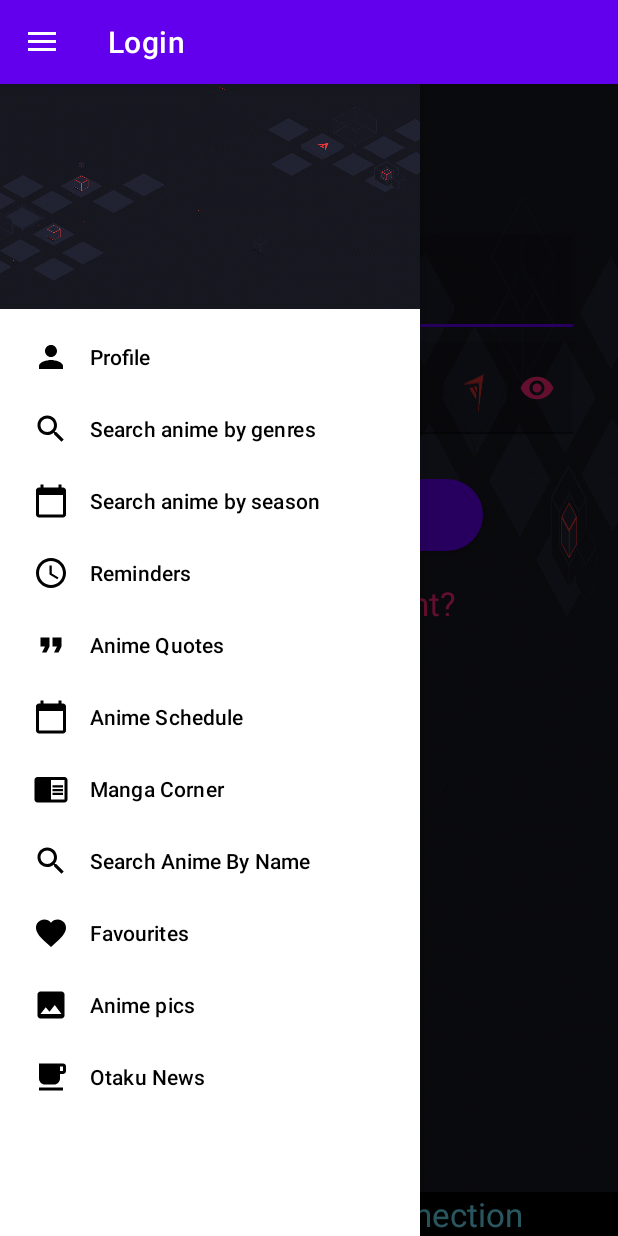
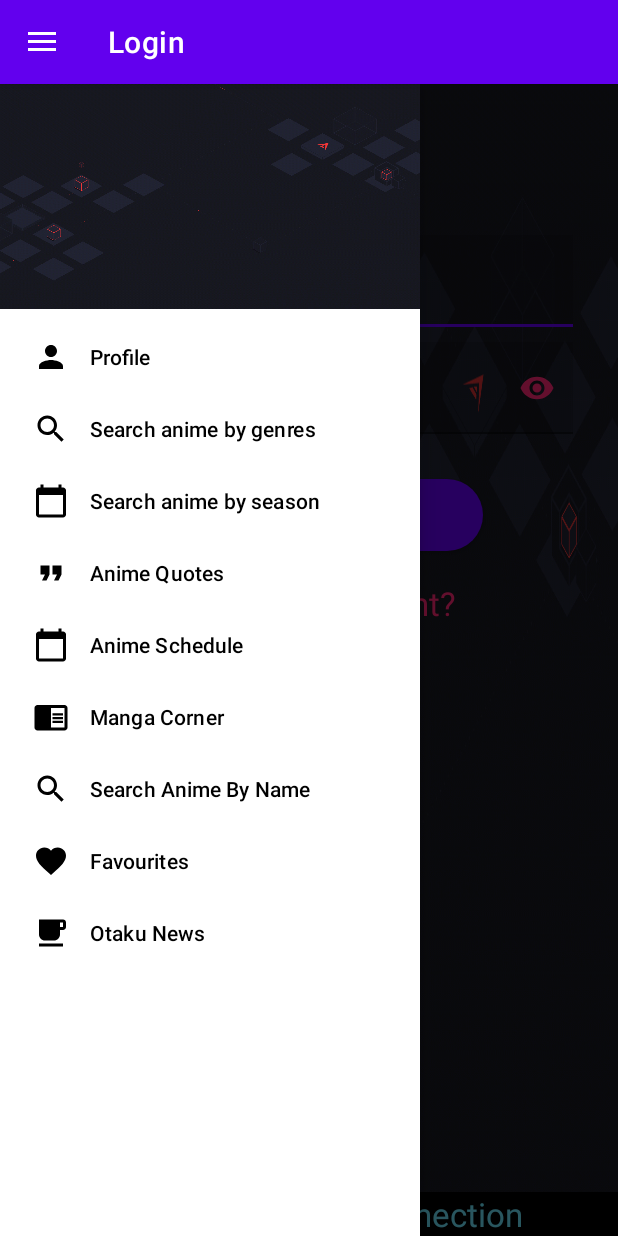
Before and after one commit to axat0081/IsThisAHangout, an Android app: the screen it shows after launch (MainActivity), with the side drawer open, on a phone screen of 412 x 824 dp. Run offline under Robolectric (Android 15) with nearby library versions, the phone set to English and light mode, and no system bars; our stand-ins replace CircleImageView, Dagger/Hilt's generated code, Firebase (no records; nobody signed in at launch, a user with empty details on screens opened directly), navigation-ui; libraries missing offline, so code that uses them is left out: com.vanniktech.emoji; pictures from the network do not load; 3 statements that could not run were skipped.

Commit message:
Removed extra code and added final touches

```diff
--- a/app/src/main/res/menu/nav_drawer.xml
+++ b/app/src/main/res/menu/nav_drawer.xml
@@ -14,11 +14,11 @@
         android:id="@+id/animeSeasonFragment2"
         android:icon="@drawable/calender"
         android:title="Search anime by season" />
-    <item
-        android:id="@+id/remindersFragment"
-        android:icon="@drawable/reminders"
-        android:iconTint="@color/mypink"
-        android:title="Reminders" />
+<!--    <item-->
+<!--        android:id="@+id/remindersFragment"-->
+<!--        android:icon="@drawable/reminders"-->
+<!--        android:iconTint="@color/mypink"-->
+<!--        android:title="Reminders" />-->
     <item
         android:id="@+id/animeQuoteFragment"
         android:icon="@drawable/quote"
@@ -40,10 +40,10 @@
         android:id="@+id/favouritesFragment"
         android:icon="@drawable/favourites"
         android:title="Favourites" />
-    <item
-        android:id="@+id/animePicsFragment"
-        android:icon="@drawable/image"
-        android:title="Anime pics" />
+<!--    <item-->
+<!--        android:id="@+id/animePicsFragment"-->
+<!--        android:icon="@drawable/image"-->
+<!--        android:title="Anime pics" />-->
     <item
         android:id="@+id/animeNewsFragment"
         android:icon="@drawable/news"
--- a/app/src/main/res/menu/nav_menu.xml
+++ b/app/src/main/res/menu/nav_menu.xml
@@ -14,11 +14,11 @@
         android:icon="@drawable/video"
         android:title="Videos" />
 
-    <item
-        android:id="@+id/songFragment"
-        android:icon="@drawable/music"
-        android:iconTint="@color/mypink"
-        android:title="Music" />
+<!--    <item-->
+<!--        android:id="@+id/songFragment"-->
+<!--        android:icon="@drawable/music"-->
+<!--        android:iconTint="@color/mypink"-->
+<!--        android:title="Music" />-->
     <item
         android:id="@+id/chatsFragment2"
         android:icon="@drawable/chat"
```
Also changed, not shown: app/src/main/java/com/example/isthisahangout/service/AnimeNewsWorker.kt (deleted, +0 -55 lines), app/src/main/java/com/example/isthisahangout/service/MusicService.kt (deleted, +0 -42 lines).
